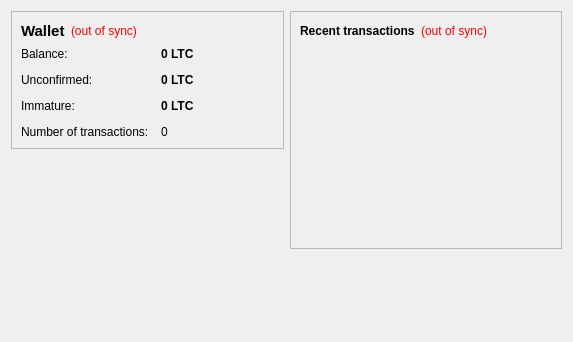
The window that src/qt/forms/overviewpage.ui (cosmoscoin/cosmoscoin) describes before a commit, drawn with Qt 5.
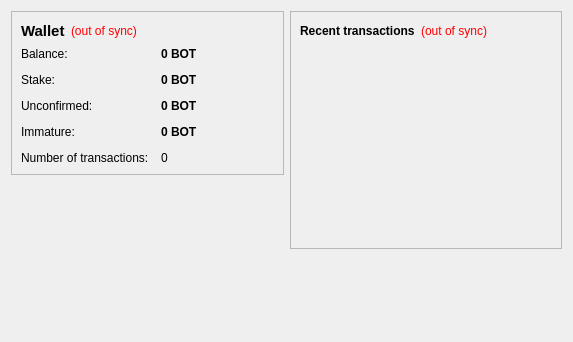
The same window after the commit.

Patch:
```diff
--- a/src/qt/forms/overviewpage.ui
+++ b/src/qt/forms/overviewpage.ui
@@ -105,7 +105,7 @@
              <string>Your current balance</string>
             </property>
             <property name="text">
-             <string notr="true">0 LTC</string>
+             <string notr="true">0 BOT</string>
             </property>
             <property name="textInteractionFlags">
              <set>Qt::LinksAccessibleByMouse|Qt::TextSelectableByKeyboard|Qt::TextSelectableByMouse</set>
@@ -113,13 +113,42 @@
            </widget>
           </item>
           <item row="1" column="0">
+           <widget class="QLabel" name="label_6">
+            <property name="text">
+             <string>Stake:</string>
+            </property>
+           </widget>
+          </item>
+          <item row="1" column="1">
+           <widget class="QLabel" name="labelStake">
+            <property name="font">
+             <font>
+              <weight>75</weight>
+              <bold>true</bold>
+             </font>
+            </property>
+            <property name="cursor">
+             <cursorShape>IBeamCursor</cursorShape>
+            </property>
+            <property name="toolTip">
+             <string>Total of coins that was staked, and do not yet count toward the current balance</string>
+            </property>
+            <property name="text">
+             <string notr="true">0 BOT</string>
+            </property>
+            <property name="textInteractionFlags">
+             <set>Qt::LinksAccessibleByMouse|Qt::TextSelectableByKeyboard|Qt::TextSelectableByMouse</set>
+            </property>
+           </widget>
+          </item>
+          <item row="2" column="0">
            <widget class="QLabel" name="label_3">
             <property name="text">
              <string>Unconfirmed:</string>
             </property>
            </widget>
           </item>
-          <item row="1" column="1">
+          <item row="2" column="1">
            <widget class="QLabel" name="labelUnconfirmed">
             <property name="font">
              <font>
@@ -134,7 +163,7 @@
              <string>Total of transactions that have yet to be confirmed, and do not yet count toward the current balance</string>
             </property>
             <property name="text">
-             <string notr="true">0 LTC</string>
+             <string notr="true">0 BOT</string>
             </property>
             <property name="textInteractionFlags">
              <set>Qt::LinksAccessibleByMouse|Qt::TextSelectableByKeyboard|Qt::TextSelectableByMouse</set>
@@ -142,13 +171,39 @@
            </widget>
           </item>
           <item row="3" column="0">
+           <widget class="QLabel" name="labelImmatureText">
+            <property name="text">
+             <string>Immature:</string>
+            </property>
+           </widget>
+          </item>
+          <item row="3" column="1">
+           <widget class="QLabel" name="labelImmature">
+            <property name="font">
+             <font>
+              <weight>75</weight>
+              <bold>true</bold>
+             </font>
+            </property>
+            <property name="toolTip">
+             <string>Mined balance that has not yet matured</string>
+            </property>
+            <property name="text">
+             <string notr="true">0 BOT</string>
+            </property>
+            <property name="textInteractionFlags">
+             <set>Qt::LinksAccessibleByMouse|Qt::TextSelectableByKeyboard|Qt::TextSelectableByMouse</set>
+            </property>
+           </widget>
+          </item>
+          <item row="4" column="0">
            <widget class="QLabel" name="label_2">
             <property name="text">
              <string>Number of transactions:</string>
             </property>
            </widget>
           </item>
-          <item row="3" column="1">
+          <item row="4" column="1">
            <widget class="QLabel" name="labelNumTransactions">
             <property name="toolTip">
              <string>Total number of transactions in wallet</string>
@@ -158,32 +213,6 @@
             </property>
            </widget>
           </item>
-          <item row="2" column="0">
-           <widget class="QLabel" name="labelImmatureText">
-            <property name="text">
-             <string>Immature:</string>
-            </property>
-           </widget>
-          </item>
-          <item row="2" column="1">
-           <widget class="QLabel" name="labelImmature">
-            <property name="font">
-             <font>
-              <weight>75</weight>
-              <bold>true</bold>
-             </font>
-            </property>
-            <property name="toolTip">
-             <string>Mined balance that has not yet matured</string>
-            </property>
-            <property name="text">
-             <string notr="true">0 LTC</string>
-            </property>
-            <property name="textInteractionFlags">
-             <set>Qt::LinksAccessibleByMouse|Qt::TextSelectableByKeyboard|Qt::TextSelectableByMouse</set>
-            </property>
-           </widget>
-          </item>
          </layout>
         </item>
        </layout>
```
Left out of the diff: 4 changed lines with no effect on the pictures.
